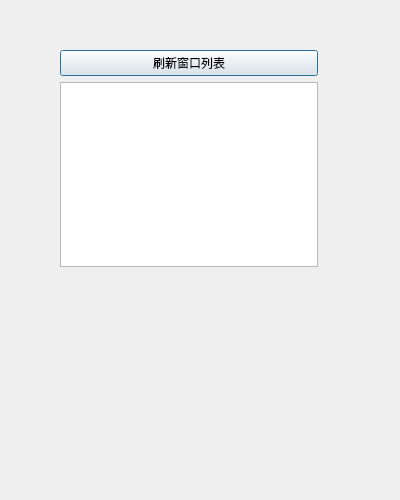
The window that src/ui/picker/windowpicker.ui (xueying24100-source/screen-share) describes before a commit, drawn with Qt 5.
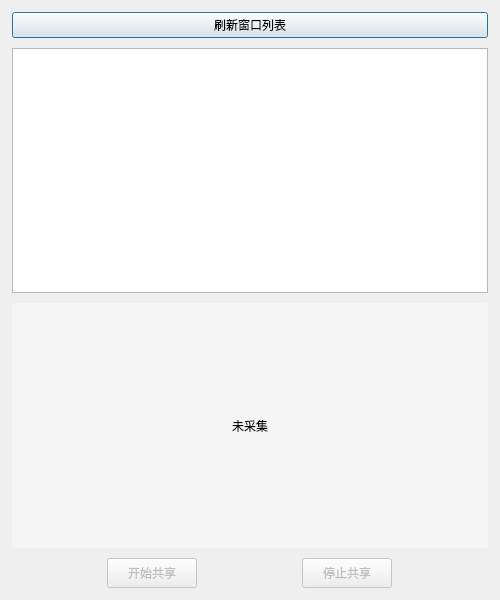
The same window after the commit.

Commit message: 窗口展示修改

What changed in the file:
```diff
--- a/src/ui/picker/windowpicker.ui
+++ b/src/ui/picker/windowpicker.ui
@@ -6,35 +6,141 @@
    <rect>
     <x>0</x>
     <y>0</y>
-    <width>400</width>
-    <height>500</height>
+    <width>500</width>
+    <height>600</height>
    </rect>
   </property>
+  <property name="minimumSize">
+   <size>
+    <width>400</width>
+    <height>450</height>
+   </size>
+  </property>
   <property name="windowTitle">
    <string>Dialog</string>
   </property>
-  <widget class="QWidget" name="">
-   <property name="geometry">
-    <rect>
-     <x>60</x>
-     <y>50</y>
-     <width>258</width>
-     <height>217</height>
-    </rect>
+  <layout class="QVBoxLayout" name="mainLayout">
+   <property name="spacing">
+    <number>10</number>
    </property>
-   <layout class="QVBoxLayout" name="verticalLayout">
-    <item>
-     <widget class="QPushButton" name="refreshButton">
-      <property name="text">
-       <string>刷新窗口列表</string>
-      </property>
-     </widget>
-    </item>
-    <item>
-     <widget class="QListWidget" name="windowListWidget"/>
-    </item>
-   </layout>
-  </widget>
+   <property name="leftMargin">
+    <number>12</number>
+   </property>
+   <property name="topMargin">
+    <number>12</number>
+   </property>
+   <property name="rightMargin">
+    <number>12</number>
+   </property>
+   <property name="bottomMargin">
+    <number>12</number>
+   </property>
+   <item>
+    <widget class="QPushButton" name="refreshButton">
+     <property name="sizePolicy">
+      <sizepolicy hsizetype="Minimum" vsizetype="Fixed">
+       <horstretch>0</horstretch>
+       <verstretch>0</verstretch>
+      </sizepolicy>
+     </property>
+     <property name="text">
+      <string>刷新窗口列表</string>
+     </property>
+    </widget>
+   </item>
+   <item>
+    <widget class="QListWidget" name="windowListWidget">
+     <property name="sizePolicy">
+      <sizepolicy hsizetype="Expanding" vsizetype="Expanding">
+       <horstretch>0</horstretch>
+       <verstretch>0</verstretch>
+      </sizepolicy>
+     </property>
+    </widget>
+   </item>
+   <item>
+    <widget class="QLabel" name="previewLabel">
+     <property name="sizePolicy">
+      <sizepolicy hsizetype="Expanding" vsizetype="Expanding">
+       <horstretch>0</horstretch>
+       <verstretch>0</verstretch>
+      </sizepolicy>
+     </property>
+     <property name="minimumSize">
+      <size>
+       <width>0</width>
+       <height>200</height>
+      </size>
+     </property>
+     <property name="styleSheet">
+      <string>background-color: #f5f5f5; border-radius: 4px;</string>
+     </property>
+     <property name="frameShape">
+      <enum>QFrame::Shape::Box</enum>
+     </property>
+     <property name="frameShadow">
+      <enum>QFrame::Shadow::Sunken</enum>
+     </property>
+     <property name="text">
+      <string>未采集</string>
+     </property>
+     <property name="alignment">
+      <set>Qt::AlignmentFlag::AlignCenter</set>
+     </property>
+    </widget>
+   </item>
+   <item>
+    <layout class="QHBoxLayout" name="buttonLayout">
+     <property name="spacing">
+      <number>10</number>
+     </property>
+     <item>
+      <widget class="QPushButton" name="startShareButton">
+       <property name="enabled">
+        <bool>false</bool>
+       </property>
+       <property name="sizePolicy">
+        <sizepolicy hsizetype="Fixed" vsizetype="Fixed">
+         <horstretch>0</horstretch>
+         <verstretch>0</verstretch>
+        </sizepolicy>
+       </property>
+       <property name="minimumSize">
+        <size>
+         <width>90</width>
+         <height>30</height>
+        </size>
+       </property>
+       <property name="text">
+        <string>开始共享</string>
+       </property>
+      </widget>
+     </item>
+     <item>
+      <widget class="QPushButton" name="stopShareButton">
+       <property name="enabled">
+        <bool>false</bool>
+       </property>
+       <property name="sizePolicy">
+        <sizepolicy hsizetype="Fixed" vsizetype="Fixed">
+         <horstretch>0</horstretch>
+         <verstretch>0</verstretch>
+        </sizepolicy>
+       </property>
+       <property name="minimumSize">
+        <size>
+         <width>90</width>
+         <height>30</height>
+        </size>
+       </property>
+       <property name="text">
+        <string>停止共享</string>
+       </property>
+      </widget>
+     </item>
+    </layout>
+   </item>
+  </layout>
  </widget>
  <resources/>
  <connections/>
```
Left out of the diff: 2 changed lines with no effect on the pictures. The commit also changes 5 other files.
